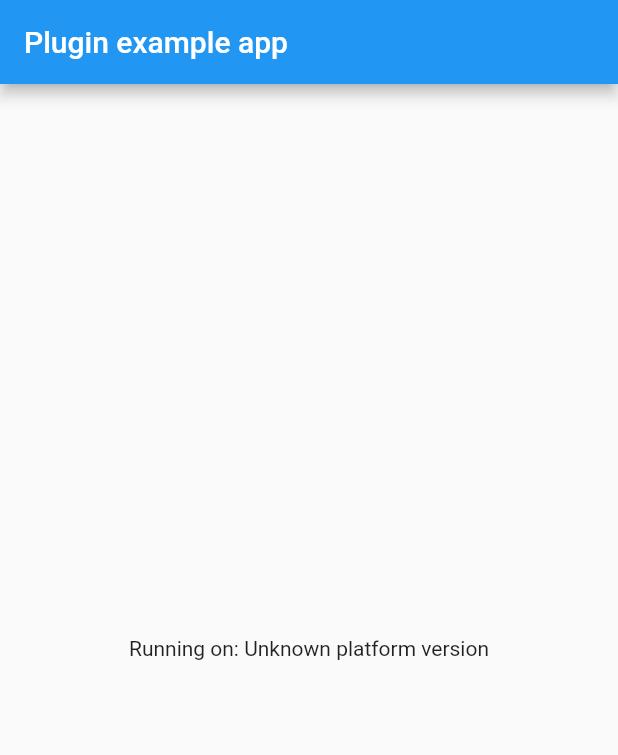
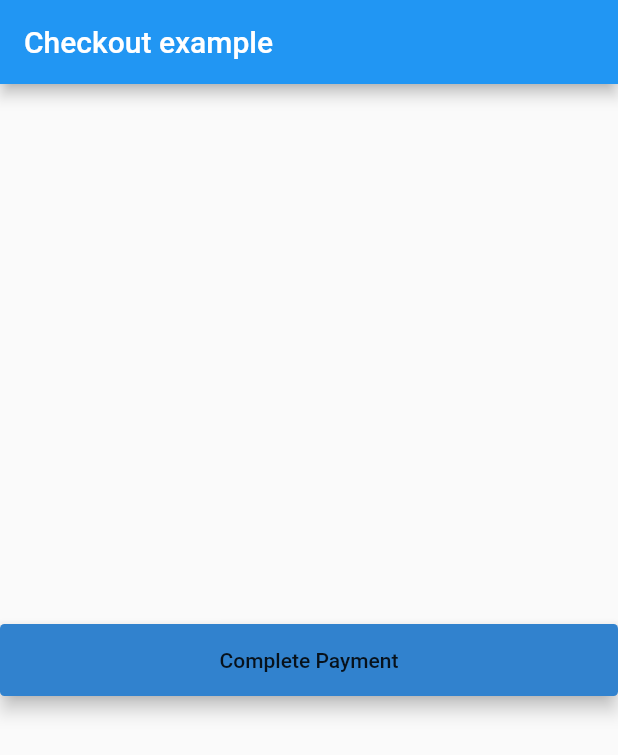
Before and after one commit to IntaSend/intasend_flutter, a Flutter app: the screen it shows after launch, on a phone screen of 412 x 824 dp. Shown: the top 755 px of the screen. Run offline on Flutter 3.47's test engine with Material 2 defaults, Android fonts, the light colour scheme and no system bars; our stand-ins replace plugin_platform_interface; missing offline and left inert: flutter_webview_plugin.

Commit message:
Updated example

```diff
--- a/example/lib/main.dart
+++ b/example/lib/main.dart
@@ -3,6 +3,7 @@ import 'dart:async';
 
 import 'package:flutter/services.dart';
 import 'package:intasend_flutter/intasend_flutter.dart';
+import 'package:intasend_flutter/models/checkout.dart';
 
 void main() {
   runApp(const MyApp());
@@ -31,8 +32,8 @@ class _MyAppState extends State<MyApp> {
     // Platform messages may fail, so we use a try/catch PlatformException.
     // We also handle the message potentially returning null.
     try {
-      platformVersion =
-          await _intasendFlutterPlugin.getPlatformVersion() ?? 'Unknown platform version';
+      platformVersion = await _intasendFlutterPlugin.getPlatformVersion() ??
+          'Unknown platform version';
     } on PlatformException {
       platformVersion = 'Failed to get platform version.';
     }
@@ -49,13 +50,49 @@ class _MyAppState extends State<MyApp> {
 
   @override
   Widget build(BuildContext context) {
+    _runPayment(context) {
+      // Initialize checkout
+      Checkout checkout = Checkout(
+          publicKey: "<PUBLIC-KEY>",
+          amount: 10.01,
+          email: "joe@doe.com",
+          currency: "USD",
+          firstName: "Joe",
+          lastName: "Doe");
+
+      // Add test to true in sandbox environment. Use false to go live
+      IntasendFlutter.initCheckout(
+          test: true, checkout: checkout, context: context);
+    }
+
     return MaterialApp(
       home: Scaffold(
         appBar: AppBar(
-          title: const Text('Plugin example app'),
+          title: const Text('Checkout example'),
         ),
         body: Center(
-          child: Text('Running on: $_platformVersion\n'),
+          child: Column(
+            mainAxisAlignment: MainAxisAlignment.center,
+            children: <Widget>[
+              Material(
+                elevation: 5.0,
+                borderRadius: BorderRadius.circular(3.0),
+                color: Color(0xff3182CE),
+                child: MaterialButton(
+                  minWidth: MediaQuery.of(context).size.width,
+                  padding: EdgeInsets.fromLTRB(16.0, 12.0, 16.0, 12.0),
+                  onPressed: () {
+                    // Call run payment on button press
+                    _runPayment(context);
+                  },
+                  child: Text(
+                    "Complete Payment",
+                    textAlign: TextAlign.center,
+                  ),
+                ),
+              )
+            ],
+          ),
         ),
       ),
     );
```
Also changed, not shown: lib/main.dart (deleted, +0 -79 lines), 2 other files.
